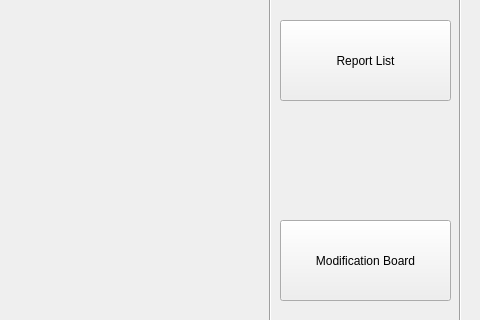
Above: UI/ui_folder/AdminMenu.ui from 723poil/CIMS_project before the change; both pictures show x 320 to 800 and y 140 to 460 of the 800 by 600 pixel window. Below: the same form after it.
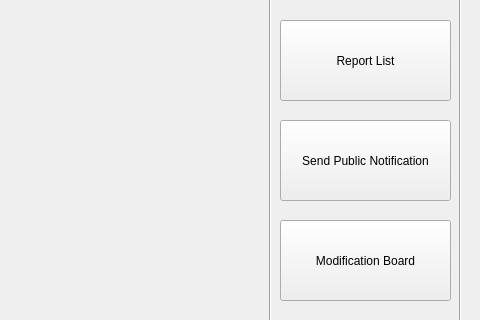
That is the form after the change.

The edit to the form file:
```diff
--- a/UI/ui_folder/AdminMenu.ui
+++ b/UI/ui_folder/AdminMenu.ui
@@ -92,6 +92,19 @@
      <string>Report List</string>
     </property>
    </widget>
+   <widget class="QPushButton" name="spn">
+    <property name="geometry">
+     <rect>
+      <x>600</x>
+      <y>260</y>
+      <width>171</width>
+      <height>81</height>
+     </rect>
+    </property>
+    <property name="text">
+     <string>Send Public Notification</string>
+    </property>
+   </widget>
   </widget>
  </widget>
  <resources/>
```
